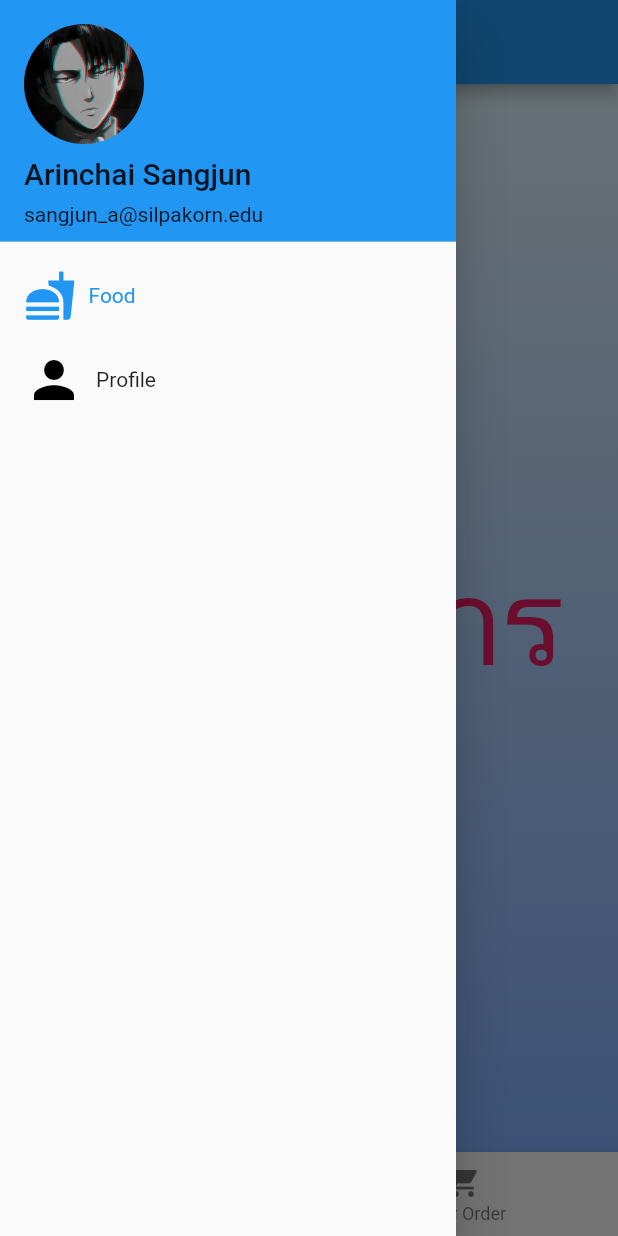
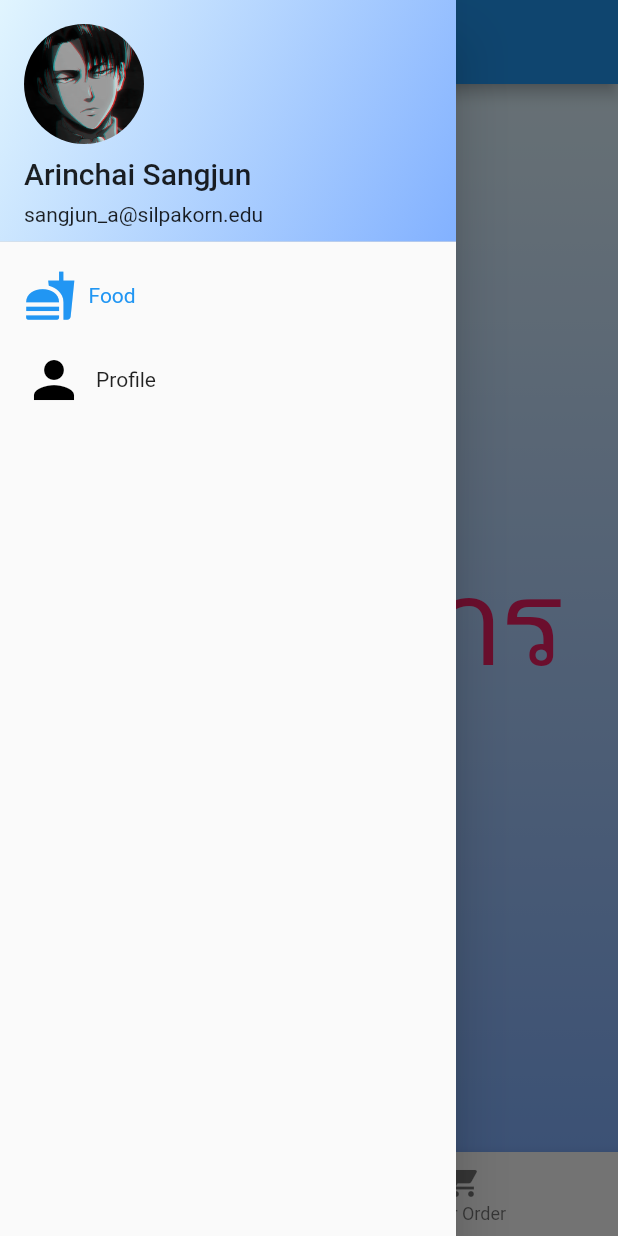
Before and after one commit to Brone7777/Homework13, a Flutter app: the HomePage screen opened by its route, with the side drawer open, on a phone screen of 412 x 824 dp. Run offline on Flutter 3.47's test engine with Material 2 defaults, Android fonts, the phone set to English and light mode, and no system bars; our stand-ins replace google_fonts; Roboto replaces fonts that are missing (Prompt).

Commit message:
ud date 21.04 2/10/2564

```diff
--- a/lib/pages/home/home_page.dart
+++ b/lib/pages/home/home_page.dart
@@ -30,7 +30,17 @@ class _HomePageState extends State<HomePage> {
           children: [
             DrawerHeader(
               decoration: BoxDecoration(
-                color: Colors.blue,
+                gradient: LinearGradient(
+                  // ไล่เฉดจากมุมบนซ้ายไปมุมล่างขวาของ Container
+
+                  begin: Alignment.topLeft,
+                  end: Alignment.bottomRight,
+                  // ไล่เฉดจากสีแดงไปสีน้ำเงิน
+                  colors: [
+                    Colors.lightBlue.shade50,
+                    Colors.blueAccent.shade100,
+                  ],
+                ),
               ),
               child: Column(
                 crossAxisAlignment: CrossAxisAlignment.start,
```
